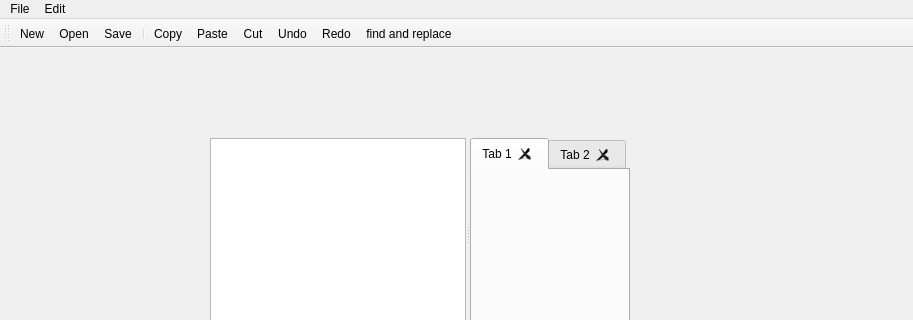
First picture: the form in app/src/mainwindow.ui, repository alejinjer/UText, before the edit; both pictures show x 0 to 913 and y 0 to 320 of the 913 by 753 pixel window.
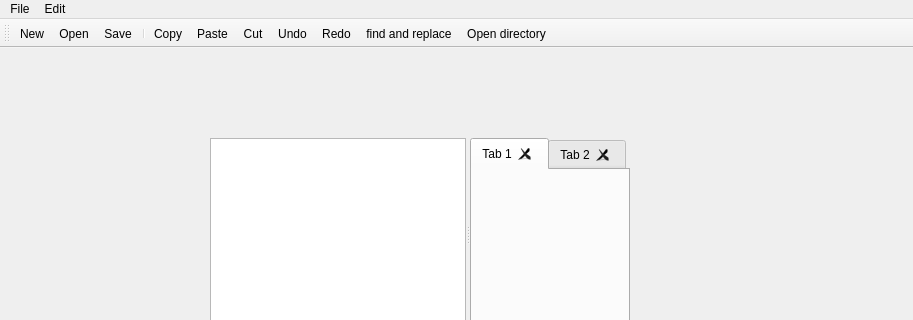
Second picture: the form after the edit. Icons and pictures are not drawn.

Commit message: add func for tree view

What changed in the file:
```diff
--- a/app/src/mainwindow.ui
+++ b/app/src/mainwindow.ui
@@ -102,6 +102,7 @@
    <addaction name="actionUndo"/>
    <addaction name="actionRedo"/>
    <addaction name="actionfind_and_replace"/>
+   <addaction name="actionOpen_directory"/>
   </widget>
   <widget class="QStatusBar" name="statusBar"/>
   <action name="actionNew">
@@ -181,6 +182,11 @@
     <string>find and replace</string>
    </property>
   </action>
+  <action name="actionOpen_directory">
+   <property name="text">
+    <string>Open directory</string>
+   </property>
+  </action>
  </widget>
  <layoutdefault spacing="6" margin="11"/>
  <resources>
```
Left out of the diff: 1 changed line with no effect on the pictures. The commit also changes 2 other files.
